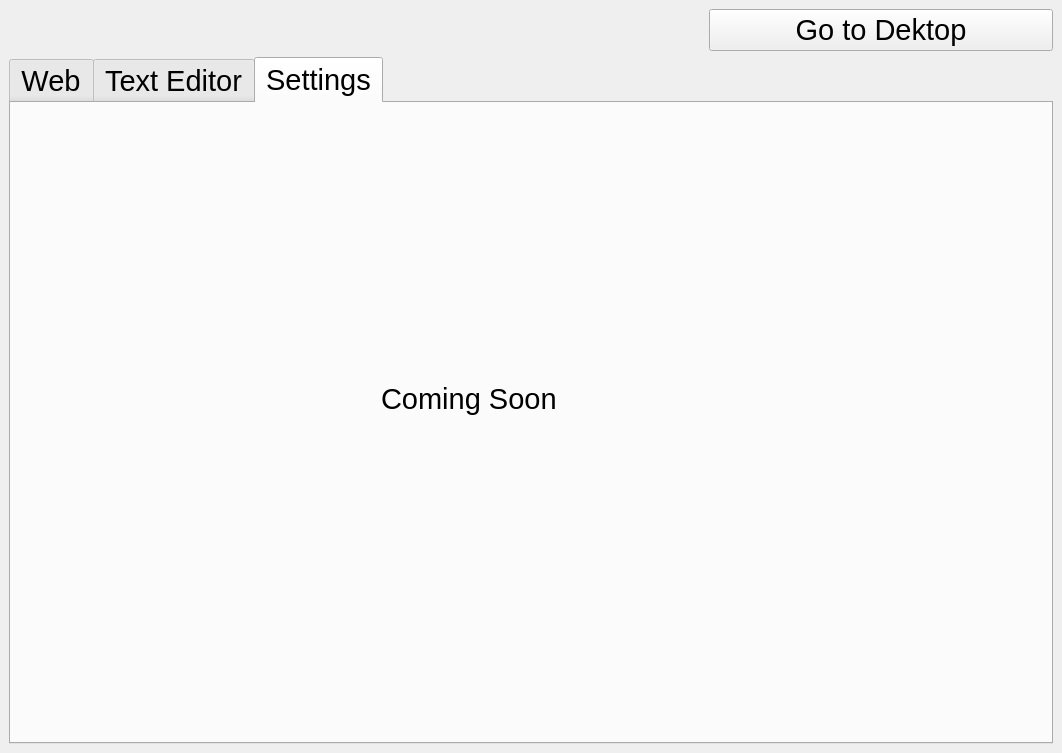
First picture: the form in src/main/python/ui_uics/Ui_MainWindow.ui, repository wxmanager/netbook, before the edit.
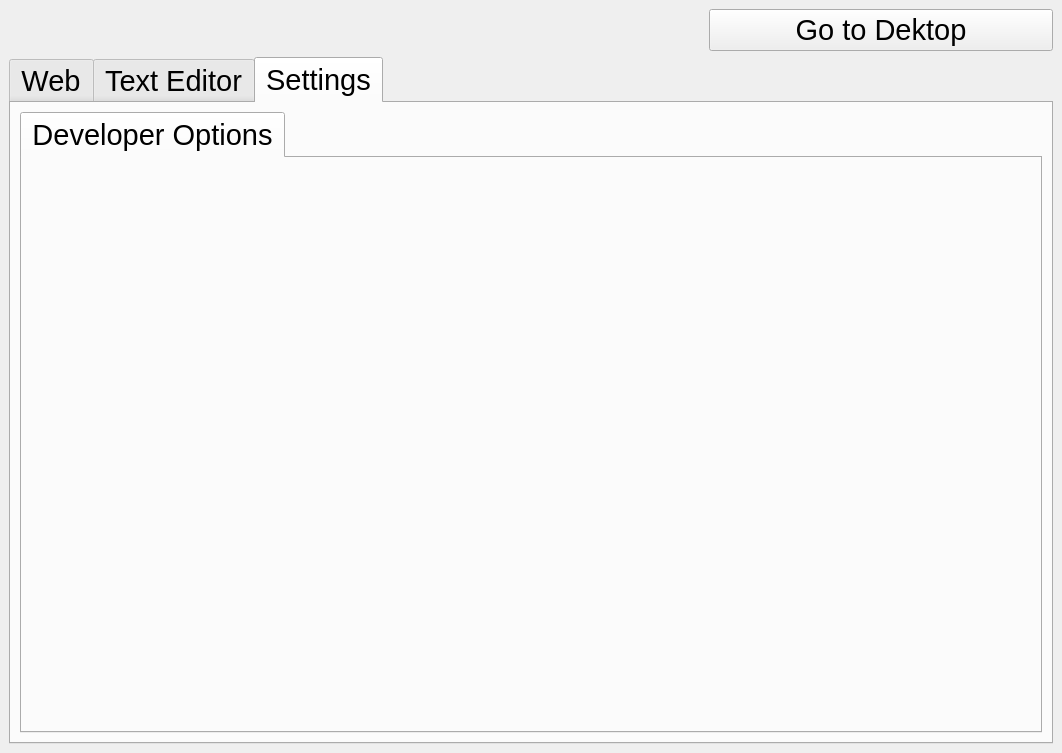
Second picture: the form after the edit. The open tabs and pages were chosen to show the change.

Commit message: minor ui update (not implemented)

```diff
--- a/src/main/python/ui_uics/Ui_MainWindow.ui
+++ b/src/main/python/ui_uics/Ui_MainWindow.ui
@@ -178,19 +178,24 @@
        <attribute name="title">
         <string>Settings</string>
        </attribute>
-       <widget class="QLabel" name="label">
-        <property name="geometry">
-         <rect>
-          <x>370</x>
-          <y>230</y>
-          <width>251</width>
-          <height>131</height>
-         </rect>
-        </property>
-        <property name="text">
-         <string>Coming Soon</string>
-        </property>
-       </widget>
+       <layout class="QVBoxLayout" name="verticalLayout_4">
+        <item>
+         <layout class="QVBoxLayout" name="verticalLayout_2">
+          <item>
+           <widget class="QTabWidget" name="tabWidget_2">
+            <property name="currentIndex">
+             <number>0</number>
+            </property>
+            <widget class="QWidget" name="tab">
+             <attribute name="title">
+              <string>Developer Options</string>
+             </attribute>
+            </widget>
+           </widget>
+          </item>
+         </layout>
+        </item>
+       </layout>
       </widget>
      </widget>
     </item>
```
